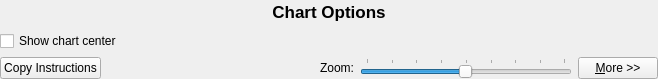
Qt form src/optionsbar.ui (iPenguin/CrochetCharts) before a commit.
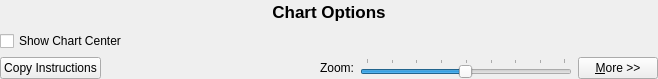
The same form after that commit.

Commit message: Make the center symbol work for save/load and display

What changed in the file:
```diff
--- a/src/optionsbar.ui
+++ b/src/optionsbar.ui
@@ -40,7 +40,7 @@
       <item row="1" column="0">
        <widget class="QCheckBox" name="showChartSymbol">
         <property name="text">
-         <string>Show chart center</string>
+         <string>Show Chart Center</string>
         </property>
        </widget>
       </item>
```
Left out of the diff: 2 changed lines with no effect on the pictures. The commit also changes 5 other files.
